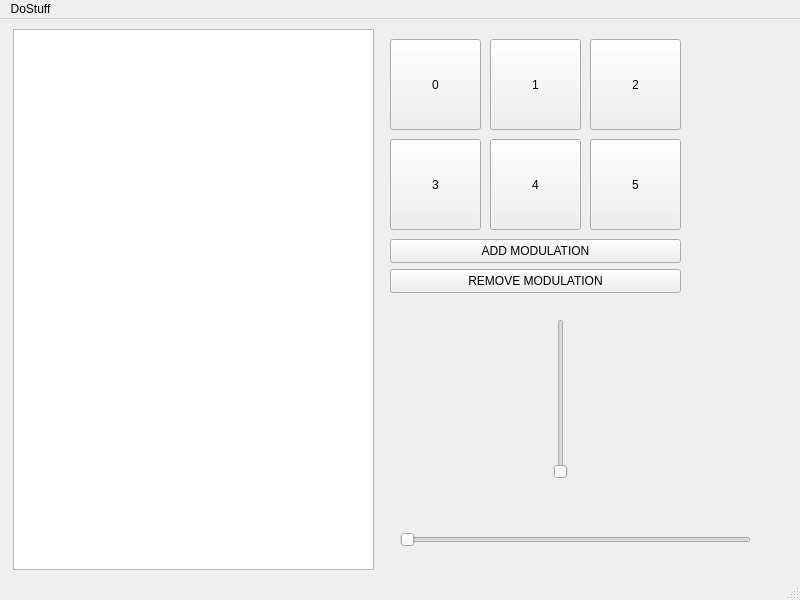
First picture: the form in mainwindow.ui, repository skeitaridaudans/lovesynths-qt-tcp, before the edit.
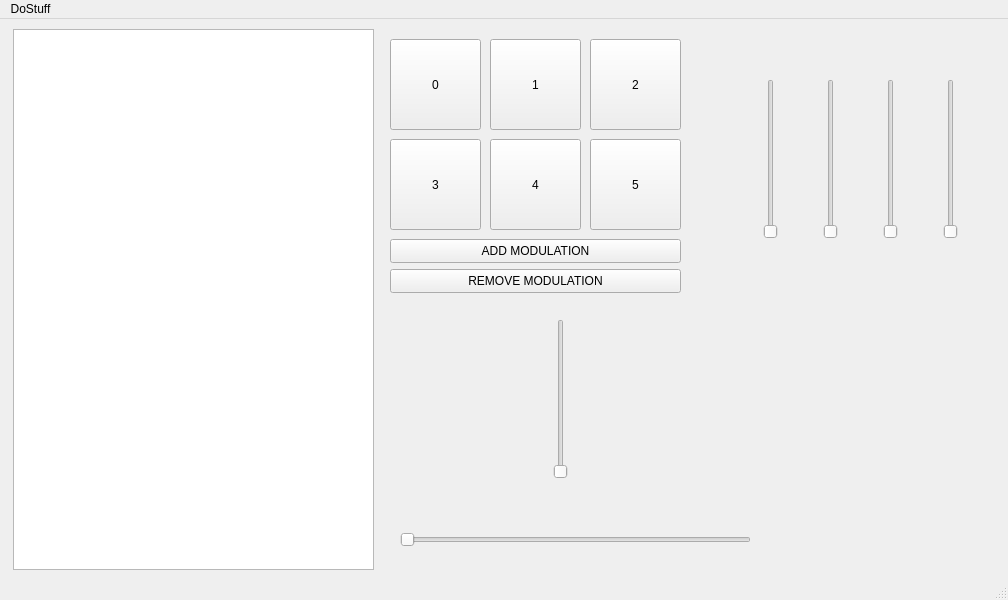
Second picture: the form after the edit.

What changed in the file:
```diff
--- a/mainwindow.ui
+++ b/mainwindow.ui
@@ -6,7 +6,7 @@
    <rect>
     <x>0</x>
     <y>0</y>
-    <width>800</width>
+    <width>1008</width>
     <height>600</height>
    </rect>
   </property>
@@ -154,13 +154,65 @@
      <string>REMOVE MODULATION</string>
     </property>
    </widget>
+   <widget class="QSlider" name="attackSlider">
+    <property name="geometry">
+     <rect>
+      <x>760</x>
+      <y>60</y>
+      <width>22</width>
+      <height>160</height>
+     </rect>
+    </property>
+    <property name="orientation">
+     <enum>Qt::Vertical</enum>
+    </property>
+   </widget>
+   <widget class="QSlider" name="decaySlider">
+    <property name="geometry">
+     <rect>
+      <x>820</x>
+      <y>60</y>
+      <width>22</width>
+      <height>160</height>
+     </rect>
+    </property>
+    <property name="orientation">
+     <enum>Qt::Vertical</enum>
+    </property>
+   </widget>
+   <widget class="QSlider" name="sustainSlider">
+    <property name="geometry">
+     <rect>
+      <x>880</x>
+      <y>60</y>
+      <width>22</width>
+      <height>160</height>
+     </rect>
+    </property>
+    <property name="orientation">
+     <enum>Qt::Vertical</enum>
+    </property>
+   </widget>
+   <widget class="QSlider" name="releaseSlider">
+    <property name="geometry">
+     <rect>
+      <x>940</x>
+      <y>60</y>
+      <width>22</width>
+      <height>160</height>
+     </rect>
+    </property>
+    <property name="orientation">
+     <enum>Qt::Vertical</enum>
+    </property>
+   </widget>
   </widget>
   <widget class="QMenuBar" name="menubar">
    <property name="geometry">
     <rect>
      <x>0</x>
      <y>0</y>
-     <width>800</width>
+     <width>1008</width>
      <height>22</height>
     </rect>
    </property>
```
Left out of the diff: 4 changed lines with no effect on the pictures.
